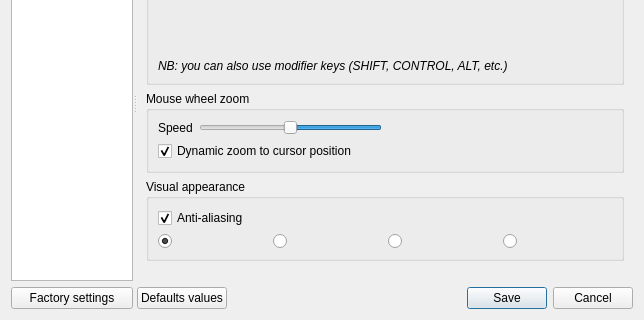
Above: src/UserPreferencesDialog.ui from markus-wa/glmixer-mirror before the change; both pictures show x 0 to 644 and y 195 to 515 of the 644 by 515 pixel window. Below: the same form after it.
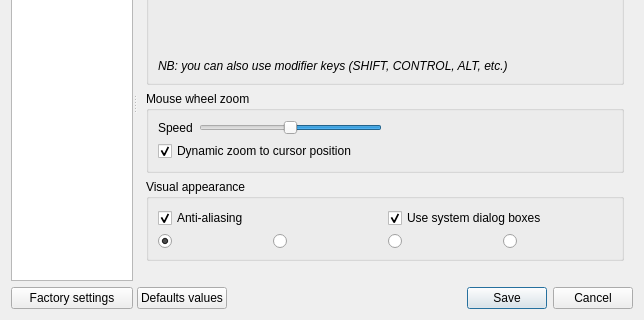
That is the form after the change. The open tabs and pages were chosen to show the change. Icons and pictures are not drawn. Custom widgets are drawn as their Qt base class.

Commit message: Bug fix (and reverse back) of message Handler ; it caused program crash on system Critical messages. Added preference to use native file dialogs for QFileDialogs. Improved appearance of Log window.

The edit to the form file:
```diff
--- a/src/UserPreferencesDialog.ui
+++ b/src/UserPreferencesDialog.ui
@@ -1046,6 +1046,8 @@
              </property>
              <layout class="QVBoxLayout" name="verticalLayout_3">
               <item>
+               <layout class="QHBoxLayout" name="horizontalLayout_11">
+                <item>
                <widget class="QCheckBox" name="antiAliasing">
                 <property name="toolTip">
                  <string>Activate to improve visual appearance</string>
@@ -1057,6 +1059,24 @@
                  <bool>true</bool>
                 </property>
                </widget>
+                </item>
+                <item>
+                 <widget class="QCheckBox" name="useSystemDialogs">
+                  <property name="toolTip">
+                   <string>Use your operating system file dialog</string>
+                  </property>
+                  <property name="statusTip">
+                   <string>Use your operating system file dialog</string>
+                  </property>
+                  <property name="text">
+                   <string>Use system dialog boxes</string>
+                  </property>
+                  <property name="checked">
+                   <bool>true</bool>
+                  </property>
+                 </widget>
+                </item>
+               </layout>
               </item>
               <item>
                <layout class="QHBoxLayout" name="horizontalLayout">
```
Left out of the diff: 5 changed lines with no effect on the pictures. Lines whose indentation alone changed are shown as unchanged. The commit also changes 15 other files.
